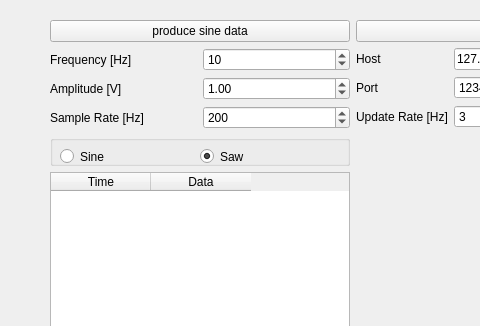
Manyullyn17/QT, file DataServer/mainwindow.ui: the form before one commit; both pictures show x 0 to 480 and y 0 to 326 of the 1061 by 508 pixel window.
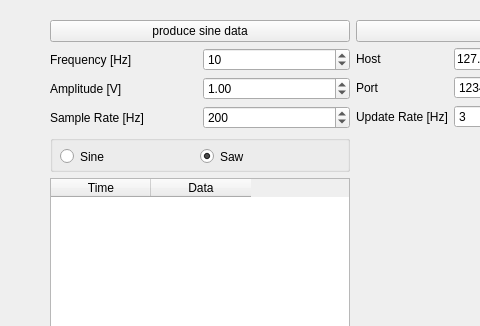
The form after the commit.

Diff of the .ui file:
```diff
--- a/DataServer/mainwindow.ui
+++ b/DataServer/mainwindow.ui
@@ -167,6 +167,12 @@
      </item>
      <item row="3" column="0">
       <widget class="QGroupBox" name="signalBox">
+       <property name="minimumSize">
+        <size>
+         <width>0</width>
+         <height>37</height>
+        </size>
+       </property>
        <property name="title">
         <string/>
        </property>
```
